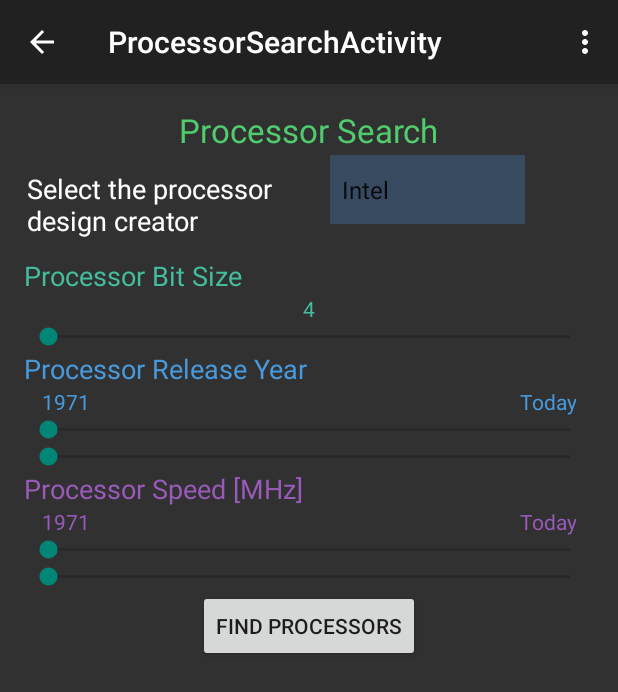
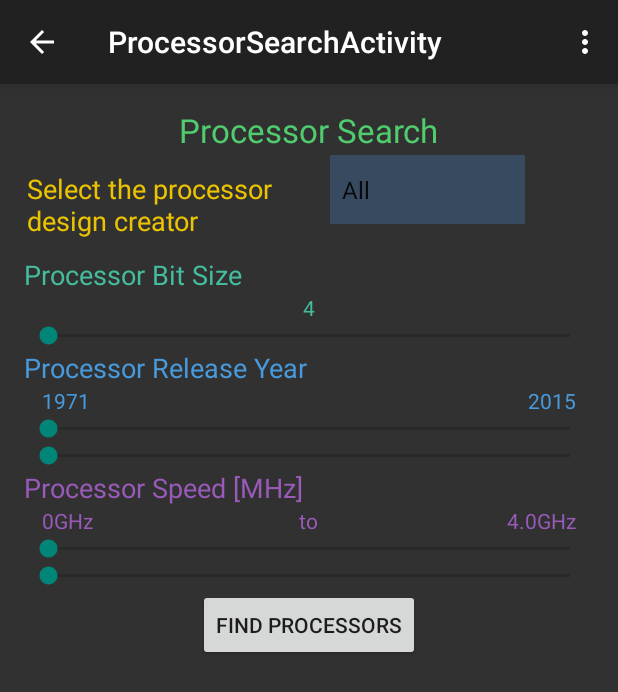
Before and after one commit to Kaan0200/ArchitectureApp314, an Android app: the ProcessorSearchActivity screen opened directly, with no data from a screen before it, on a phone screen of 412 x 824 dp. Shown: the top 692 px of the screen. Run offline under Robolectric (Android 15) with nearby library versions, the phone set to English and light mode, and no system bars.

```diff
--- a/app/src/main/java/com/example/kaan/architecture314app/DatabaseHelper.java
+++ b/app/src/main/java/com/example/kaan/architecture314app/DatabaseHelper.java
@@ -75,7 +75,7 @@ public class DatabaseHelper extends SQLiteOpenHelper {
         //the values that dont belong given the query info.
         else{
             return getReadableDatabase().query(true, TABLE_PROCESSORS, projection,
-                    "Company like 'J'", /*SELECTION*/
+                    searchBy, /*SELECTION*/
                     null,
                     COL_NAME,
                     null/* having */,
--- a/app/src/main/java/com/example/kaan/architecture314app/ProcessorDefinitionListActivity.java
+++ b/app/src/main/java/com/example/kaan/architecture314app/ProcessorDefinitionListActivity.java
@@ -96,10 +96,6 @@ public class ProcessorDefinitionListActivity extends FragmentActivity
 
         Log.i("dev", "here");
         if (c != null) {
-            // no results
-            if (c.getCount() == 0){
-
-            }
             Log.i("dev", "there");
             while (c.moveToNext()) {
                 Log.i("entry", c.getString(c.getColumnIndex("name")));
--- a/app/src/main/res/layout/activity_processor_search.xml
+++ b/app/src/main/res/layout/activity_processor_search.xml
@@ -36,12 +36,13 @@
 
             <TextView
                 android:layout_width="173dp"
-                android:layout_height="66dp"
+                android:layout_height="65dp"
                 android:textAppearance="?android:attr/textAppearanceMedium"
                 android:text="Select the processor design creator"
                 android:id="@+id/companySelectLabel"
-                android:textColor="#ffffffff"
-                android:layout_weight="0.40" />
+                android:textColor="#ffecc302"
+                android:layout_weight="0.40"
+                />
 
             <Spinner
                 android:layout_width="130dp"
@@ -86,7 +87,7 @@
             android:layout_width="match_parent"
             android:layout_height="wrap_content"
             android:id="@+id/bitsizeSeekbar"
-            android:max="5"
+            android:max="4"
             android:indeterminate="false" />
 
         <TextView
@@ -132,7 +133,7 @@
                         android:layout_width="wrap_content"
                         android:layout_height="wrap_content"
                         android:textAppearance="?android:attr/textAppearanceSmall"
-                        android:text="Today"
+                        android:text="2015"
                         android:id="@+id/yearEndLabel"
                         android:gravity="right"
                         android:layout_gravity="right"
@@ -148,7 +149,7 @@
             android:layout_height="wrap_content"
             android:id="@+id/yearStartSeekbar"
             android:layout_gravity="center_horizontal"
-            android:max="44"
+            android:max="43"
             android:indeterminate="false" />
 
         <SeekBar
@@ -156,7 +157,7 @@
             android:layout_height="wrap_content"
             android:id="@+id/yearEndSeekbar"
             android:layout_gravity="center_horizontal"
-            android:max="44"
+            android:max="43"
             android:indeterminate="false" />
 
         <TextView
@@ -183,7 +184,7 @@
                     android:layout_width="wrap_content"
                     android:layout_height="wrap_content"
                     android:textAppearance="?android:attr/textAppearanceSmall"
-                    android:text="1971"
+                    android:text="0GHz"
                     android:id="@+id/speedMinLabel"
                     android:layout_marginLeft="12dp"
                     android:textColor="#ff995aba"/>
@@ -202,13 +203,23 @@
                         android:layout_width="wrap_content"
                         android:layout_height="wrap_content"
                         android:textAppearance="?android:attr/textAppearanceSmall"
-                        android:text="Today"
+                        android:text="4.0GHz"
                         android:id="@+id/speedMaxLabel"
                         android:gravity="right"
                         android:layout_gravity="right"
                         android:layout_alignParentTop="true"
                         android:textColor="#ff995aba"/>
                 </RelativeLayout>
+
+                <TextView
+                    android:layout_width="wrap_content"
+                    android:layout_height="wrap_content"
+                    android:textAppearance="?android:attr/textAppearanceSmall"
+                    android:text="to"
+                    android:id="@+id/textView"
+                    android:textColor="#ff995aba"
+                    android:layout_centerVertical="true"
+                    android:layout_centerHorizontal="true" />
             </RelativeLayout>
         </LinearLayout>
 
@@ -217,7 +228,7 @@
             android:layout_height="wrap_content"
             android:id="@+id/speedMinSeekbar"
             android:layout_gravity="center_horizontal"
-            android:max="4000"
+            android:max="39"
             android:indeterminate="false" />
 
         <SeekBar
@@ -225,7 +236,7 @@
             android:layout_height="wrap_content"
             android:id="@+id/speedMaxSeekbar"
             android:layout_gravity="center_horizontal"
-            android:max="4000"
+            android:max="39"
             android:indeterminate="false" />
 
         <Button
--- a/app/src/main/res/layout/activity_processordefinition_list.xml
+++ b/app/src/main/res/layout/activity_processordefinition_list.xml
@@ -7,14 +7,13 @@
     tools:layout="@android:layout/list_content"
     android:background="#ff313131" >
 
-    <TextView android:id="@android:id/empty"
+    <!--<TextView android:id="@android:id/empty"
         android:layout_width="match_parent"
         android:layout_height="match_parent"
-        android:layout_centerHorizontal="true"
         android:textColor="#ffff6c64"
         android:textSize="20pt"
         android:text="No results"
-        android:background="#ff313131"/>
+        android:background="#ff313131"/>-->
 
 
     </fragment>
--- a/app/src/main/res/values/companies.xml
+++ b/app/src/main/res/values/companies.xml
@@ -1,6 +1,7 @@
 <?xml version="1.0" encoding="utf-8"?>
 <resources>
     <string-array name="companies_array">
+        <item>All</item>
         <item>Intel</item>
         <item>AMD</item>
         <item>Qualcomm</item>
```
Also changed, not shown: app/src/main/java/com/example/kaan/architecture314app/ProcessorSearchActivity.java (+51 -9 lines).
